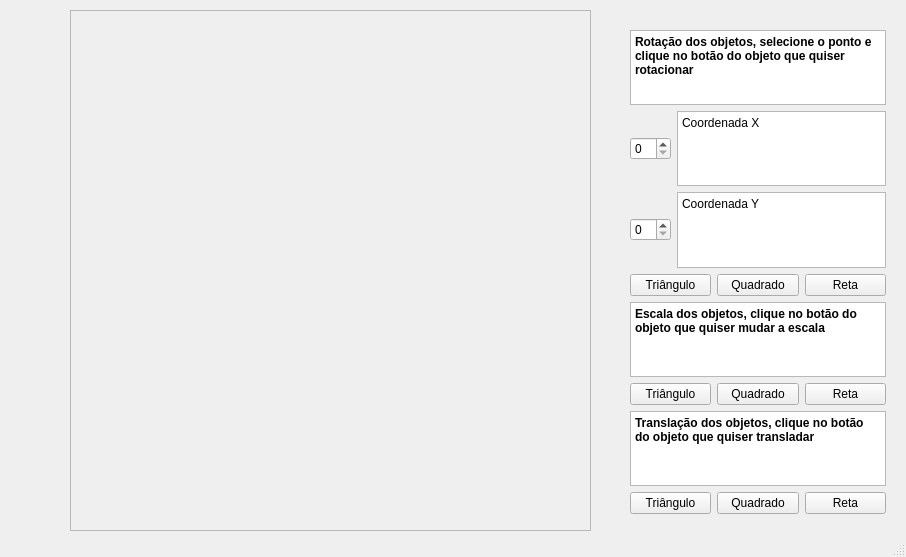
gustaf30/projeto-cg, file projeto/mainwindow.ui: the form before one commit.
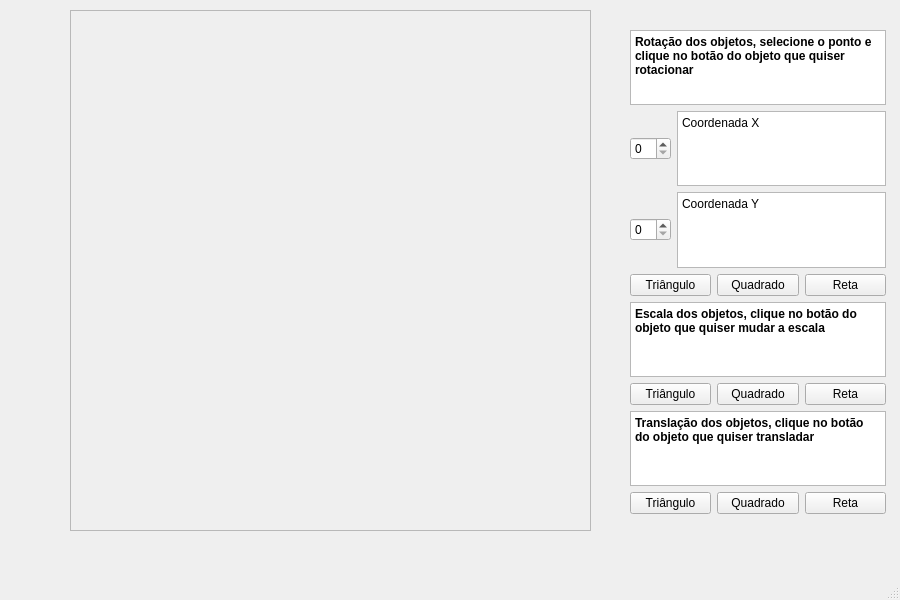
The form after the commit.

```diff
--- a/projeto/mainwindow.ui
+++ b/projeto/mainwindow.ui
@@ -6,8 +6,8 @@
    <rect>
     <x>0</x>
     <y>0</y>
-    <width>906</width>
-    <height>557</height>
+    <width>900</width>
+    <height>600</height>
    </rect>
   </property>
   <property name="windowTitle">
```
Left out of the diff: 2 changed lines with no effect on the pictures.
